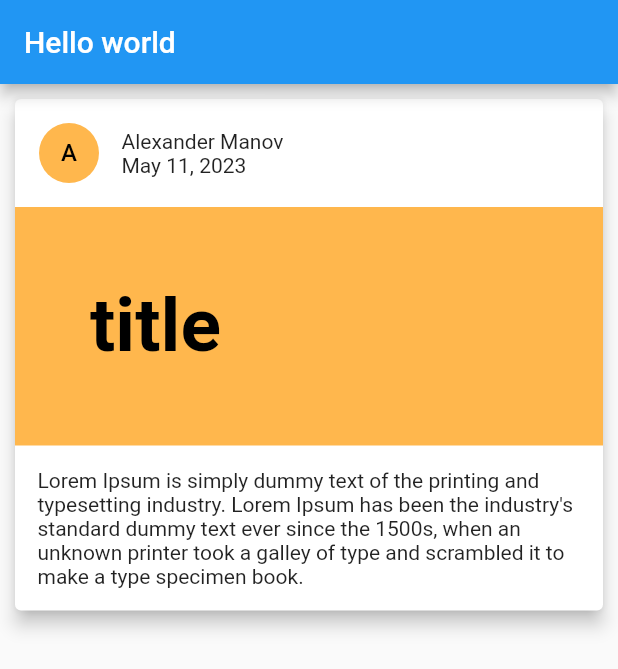
After one commit to AEManov20/movie-ticket-booking-system, a Flutter app: the screen it shows after launch, on a phone screen of 412 x 824 dp. The commit adds this screen. Shown: the top 669 px of the screen. Run offline on Flutter 3.47's test engine with Material 2 defaults, Android fonts, the phone set to English and light mode, and no system bars.

Commit message:
Restructure code

```diff
--- /dev/null
+++ b/lib/post_view.dart
@@ -0,0 +1,28 @@
+import 'package:http/http.dart' as http;
+import 'package:flutter/material.dart';
+import 'package:internship_app/user_post.dart';
+
+class PostView extends StatefulWidget {
+  const PostView({super.key});
+
+  @override
+  State<StatefulWidget> createState() => _PostViewState();
+}
+
+class _PostViewState extends State<PostView> {
+  @override
+  Widget build(BuildContext context) {
+    return ListView(
+      children: [
+        UserPost(
+            firstName: "Alexander",
+            lastName: "Manov",
+            bigTitle: "title",
+            postContent:
+                "Lorem Ipsum is simply dummy text of the printing and typesetting industry. Lorem Ipsum has been the industry's standard dummy text ever since the 1500s, when an unknown printer took a galley of type and scrambled it to make a type specimen book.",
+            datePosted: DateTime.now(),
+            accentColor: Colors.orange.shade300),
+      ],
+    );
+  }
+}
--- a/pubspec.yaml
+++ b/pubspec.yaml
@@ -36,6 +36,7 @@ dependencies:
   # Use with the CupertinoIcons class for iOS style icons.
   cupertino_icons: ^1.0.2
   intl: ^0.18.1
+  http: ^0.13.6
 
 dev_dependencies:
   flutter_test:
```
Also changed, not shown: lib/main.dart (+4 -30 lines), pubspec.lock, 1 other file.
